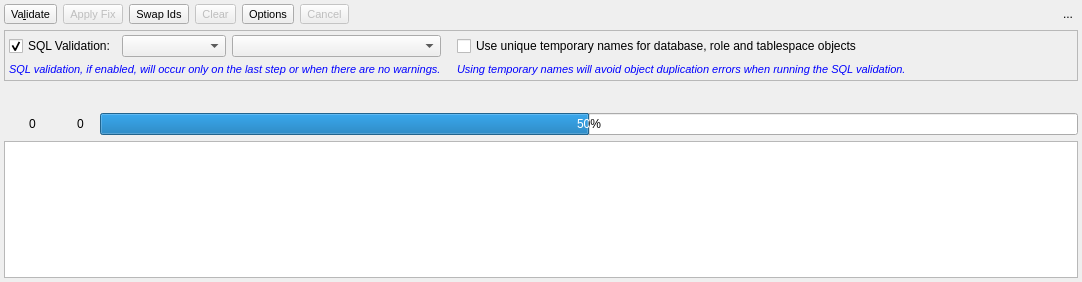
pgmodeler/pgmodeler, file libpgmodeler_ui/ui/modelvalidationwidget.ui: the form before one commit.
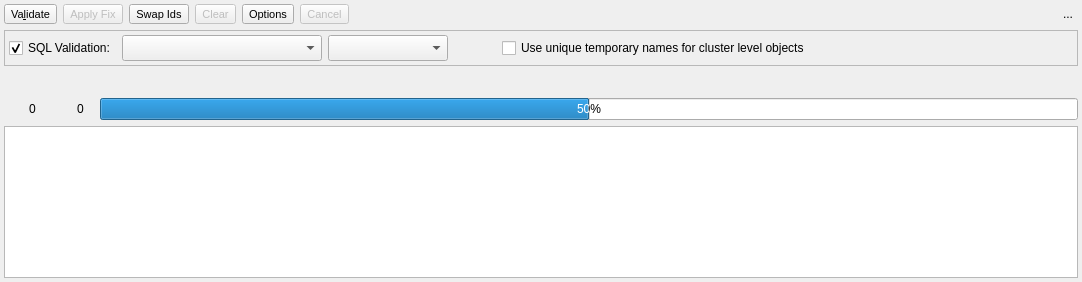
The form after the commit. Icons and pictures are not drawn.

Commit message: Minor adjustment on widgets that are used to set connections.

Diff of the .ui file:
```diff
--- a/libpgmodeler_ui/ui/modelvalidationwidget.ui
+++ b/libpgmodeler_ui/ui/modelvalidationwidget.ui
@@ -360,15 +360,31 @@
        <number>4</number>
       </property>
       <item row="0" column="5">
+       <spacer name="horizontalSpacer_2">
+        <property name="orientation">
+         <enum>Qt::Horizontal</enum>
+        </property>
+        <property name="sizeType">
+         <enum>QSizePolicy::Fixed</enum>
+        </property>
+        <property name="sizeHint" stdset="0">
+         <size>
+          <width>20</width>
+          <height>20</height>
+         </size>
+        </property>
+       </spacer>
+      </item>
+      <item row="0" column="6">
        <widget class="QCheckBox" name="use_tmp_names_chk">
         <property name="sizePolicy">
-         <sizepolicy hsizetype="Expanding" vsizetype="Fixed">
+         <sizepolicy hsizetype="Preferred" vsizetype="Fixed">
           <horstretch>0</horstretch>
           <verstretch>0</verstretch>
          </sizepolicy>
         </property>
         <property name="text">
-         <string>Use unique temporary names for database, role and tablespace objects</string>
+         <string>Use unique temporary names for cluster level objects</string>
         </property>
        </widget>
       </item>
@@ -397,7 +413,7 @@
          <bool>true</bool>
         </property>
         <property name="sizePolicy">
-         <sizepolicy hsizetype="Preferred" vsizetype="Fixed">
+         <sizepolicy hsizetype="Expanding" vsizetype="Fixed">
           <horstretch>0</horstretch>
           <verstretch>0</verstretch>
          </sizepolicy>
@@ -408,8 +424,23 @@
           <height>0</height>
          </size>
         </property>
+        <property name="maximumSize">
+         <size>
+          <width>200</width>
+          <height>16777215</height>
+         </size>
+        </property>
         <property name="toolTip">
-         <string>Connection alias</string>
+         <string>Connection to be used in the SQL validation</string>
+        </property>
+        <property name="sizeAdjustPolicy">
+         <enum>QComboBox::AdjustToMinimumContentsLengthWithIcon</enum>
+        </property>
+        <property name="iconSize">
+         <size>
+          <width>18</width>
+          <height>18</height>
+         </size>
         </property>
        </widget>
       </item>
@@ -424,131 +455,78 @@
           <verstretch>0</verstretch>
          </sizepolicy>
         </property>
+        <property name="minimumSize">
+         <size>
+          <width>120</width>
+          <height>0</height>
+         </size>
+        </property>
         <property name="toolTip">
          <string>PostgreSQL version</string>
         </property>
+        <property name="sizeAdjustPolicy">
+         <enum>QComboBox::AdjustToMinimumContentsLengthWithIcon</enum>
+        </property>
+        <property name="iconSize">
+         <size>
+          <width>18</width>
+          <height>18</height>
+         </size>
+        </property>
        </widget>
       </item>
-      <item row="1" column="0" colspan="4">
-       <widget class="QLabel" name="label_2">
-        <property name="palette">
-         <palette>
-          <active>
-           <colorrole role="WindowText">
-            <brush brushstyle="SolidPattern">
-             <color alpha="255">
-              <red>0</red>
-              <green>0</green>
-              <blue>255</blue>
-             </color>
-            </brush>
-           </colorrole>
-          </active>
-          <inactive>
-           <colorrole role="WindowText">
-            <brush brushstyle="SolidPattern">
-             <color alpha="255">
-              <red>0</red>
-              <green>0</green>
-              <blue>255</blue>
-             </color>
-            </brush>
-           </colorrole>
-          </inactive>
-          <disabled>
-           <colorrole role="WindowText">
-            <brush brushstyle="SolidPattern">
-             <color alpha="255">
-              <red>34</red>
-              <green>31</green>
-              <blue>30</blue>
-             </color>
-            </brush>
-           </colorrole>
-          </disabled>
-         </palette>
+      <item row="0" column="4">
+       <widget class="QWidget" name="sql_validation_hint" native="true">
+        <property name="sizePolicy">
+         <sizepolicy hsizetype="Fixed" vsizetype="Fixed">
+          <horstretch>0</horstretch>
+          <verstretch>0</verstretch>
+         </sizepolicy>
         </property>
-        <property name="font">
-         <font>
-          <pointsize>8</pointsize>
-          <italic>true</italic>
-         </font>
+        <property name="minimumSize">
+         <size>
+          <width>22</width>
+          <height>22</height>
+         </size>
         </property>
-        <property name="text">
-         <string>SQL validation, if enabled, will occur only on the last step or when there are no warnings.</string>
+        <property name="maximumSize">
+         <size>
+          <width>22</width>
+          <height>22</height>
+         </size>
         </property>
-        <property name="indent">
-         <number>-1</number>
-        </property>
        </widget>
       </item>
-      <item row="1" column="5">
-       <widget class="QLabel" name="label_3">
+      <item row="0" column="7">
+       <widget class="QWidget" name="use_unique_names_hint" native="true">
         <property name="sizePolicy">
-         <sizepolicy hsizetype="Expanding" vsizetype="Preferred">
+         <sizepolicy hsizetype="Fixed" vsizetype="Fixed">
           <horstretch>0</horstretch>
           <verstretch>0</verstretch>
          </sizepolicy>
         </property>
-        <property name="palette">
-         <palette>
-          <active>
-           <colorrole role="WindowText">
-            <brush brushstyle="SolidPattern">
-             <color alpha="255">
-              <red>0</red>
-              <green>0</green>
-              <blue>255</blue>
-             </color>
-            </brush>
-           </colorrole>
-          </active>
-          <inactive>
-           <colorrole role="WindowText">
-            <brush brushstyle="SolidPattern">
-             <color alpha="255">
-              <red>0</red>
-              <green>0</green>
-              <blue>255</blue>
-             </color>
-            </brush>
-           </colorrole>
-          </inactive>
-          <disabled>
-           <colorrole role="WindowText">
-            <brush brushstyle="SolidPattern">
-             <color alpha="255">
-              <red>34</red>
-              <green>31</green>
-              <blue>30</blue>
-             </color>
-            </brush>
-           </colorrole>
-          </disabled>
-         </palette>
+        <property name="minimumSize">
+         <size>
+          <width>22</width>
+          <height>22</height>
+         </size>
         </property>
-        <property name="font">
-         <font>
-          <pointsize>8</pointsize>
-          <italic>true</italic>
-         </font>
+        <property name="maximumSize">
+         <size>
+          <width>22</width>
+          <height>22</height>
+         </size>
         </property>
-        <property name="text">
-         <string>Using temporary names will avoid object duplication errors when running the SQL validation.</string>
-        </property>
        </widget>
       </item>
-      <item row="0" column="4" rowspan="2">
-       <spacer name="horizontalSpacer_2">
+      <item row="0" column="8">
+       <spacer name="horizontalSpacer_3">
         <property name="orientation">
          <enum>Qt::Horizontal</enum>
         </property>
-        <property name="sizeType">
-         <enum>QSizePolicy::Fixed</enum>
-        </property>
         <property name="sizeHint" stdset="0">
          <size>
-          <width>10</width>
+          <width>40</width>
           <height>20</height>
          </size>
         </property>
```
Left out of the diff: 7 changed lines with no effect on the pictures. The commit also changes 6 other files.
